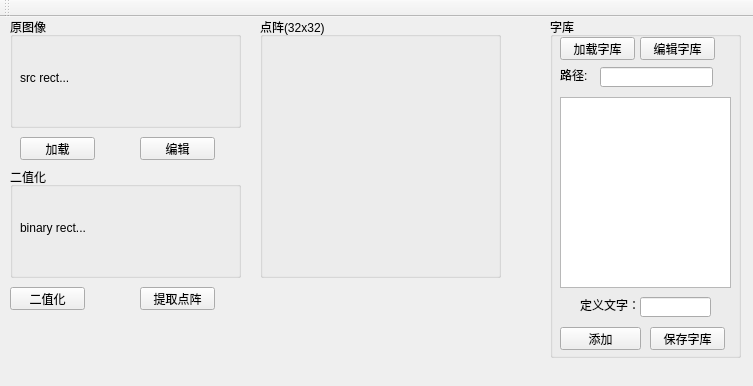
This is Tool/Tool.ui in WallBreaker2/op as Qt 5 draws it before an edit. The edited form follows.
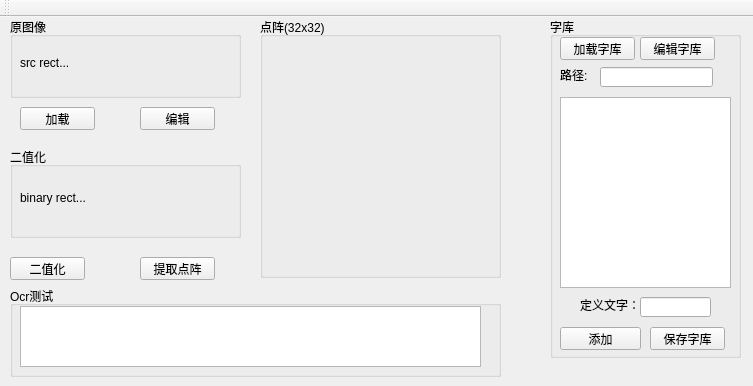
This is the edited form.

Commit message: ocr测试

```diff
--- a/Tool/Tool.ui
+++ b/Tool/Tool.ui
@@ -20,7 +20,7 @@
       <x>10</x>
       <y>0</y>
       <width>231</width>
-      <height>111</height>
+      <height>81</height>
      </rect>
     </property>
     <property name="title">
@@ -32,7 +32,7 @@
        <x>10</x>
        <y>20</y>
        <width>211</width>
-       <height>81</height>
+       <height>51</height>
       </rect>
      </property>
      <property name="text">
@@ -44,9 +44,9 @@
     <property name="geometry">
      <rect>
       <x>10</x>
-      <y>150</y>
+      <y>130</y>
       <width>231</width>
-      <height>111</height>
+      <height>91</height>
      </rect>
     </property>
     <property name="title">
@@ -58,7 +58,7 @@
        <x>10</x>
        <y>20</y>
        <width>211</width>
-       <height>81</height>
+       <height>61</height>
       </rect>
      </property>
      <property name="text">
@@ -70,7 +70,7 @@
     <property name="geometry">
      <rect>
       <x>20</x>
-      <y>120</y>
+      <y>90</y>
       <width>75</width>
       <height>23</height>
      </rect>
@@ -83,7 +83,7 @@
     <property name="geometry">
      <rect>
       <x>140</x>
-      <y>120</y>
+      <y>90</y>
       <width>75</width>
       <height>23</height>
      </rect>
@@ -236,7 +236,7 @@
     <property name="geometry">
      <rect>
       <x>10</x>
-      <y>270</y>
+      <y>240</y>
       <width>75</width>
       <height>23</height>
      </rect>
@@ -249,7 +249,7 @@
     <property name="geometry">
      <rect>
       <x>140</x>
-      <y>270</y>
+      <y>240</y>
       <width>75</width>
       <height>23</height>
      </rect>
@@ -258,6 +258,32 @@
      <string>提取点阵</string>
     </property>
    </widget>
+   <widget class="QGroupBox" name="groupBox_3">
+    <property name="geometry">
+     <rect>
+      <x>10</x>
+      <y>269</y>
+      <width>491</width>
+      <height>91</height>
+     </rect>
+    </property>
+    <property name="title">
+     <string>Ocr测试</string>
+    </property>
+    <widget class="QTextEdit" name="textEdit">
+     <property name="geometry">
+      <rect>
+       <x>10</x>
+       <y>20</y>
+       <width>461</width>
+       <height>61</height>
+      </rect>
+     </property>
+     <property name="readOnly">
+      <bool>true</bool>
+     </property>
+    </widget>
+   </widget>
   </widget>
   <widget class="QToolBar" name="mainToolBar">
    <attribute name="toolBarArea">
```
The commit also changes 15 other files.
